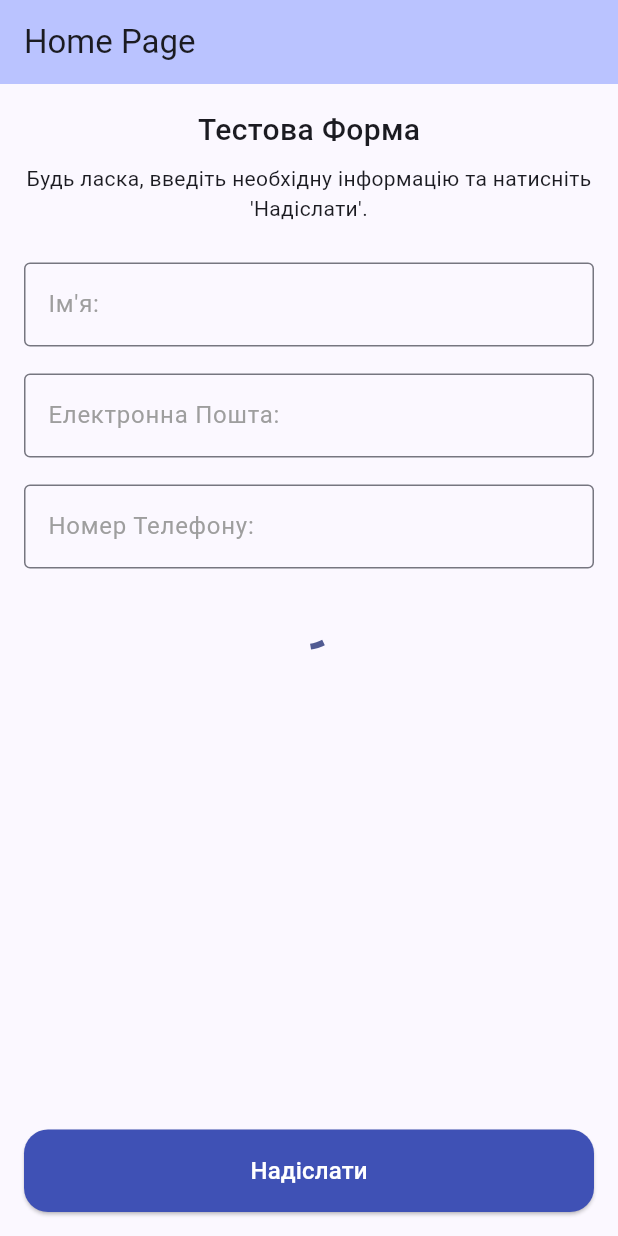
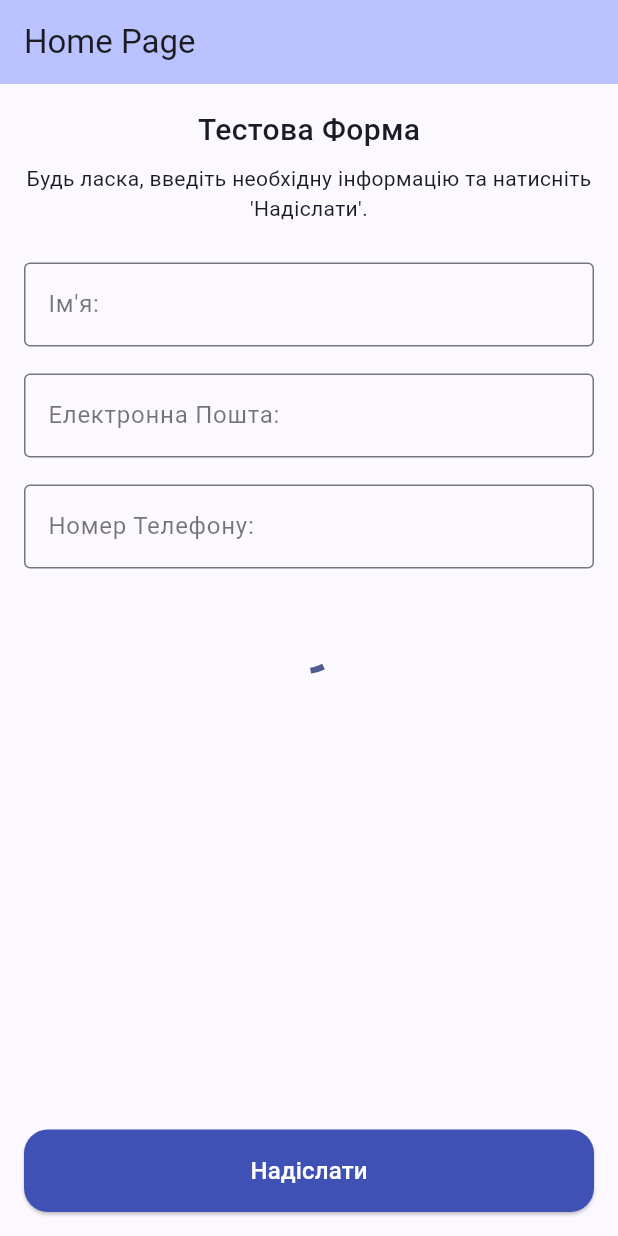
Before and after one commit to AlexEduV/hotline_form_flutter_test, a Flutter app: the screen it shows after launch, on a phone screen of 412 x 824 dp. Run offline on Flutter 3.47's test engine with Material 3 defaults, Android fonts, the phone set to English and light mode, and no system bars; our stand-ins replace gap.

Commit message:
minor changes;

```diff
--- a/hotline_form_test/lib/presentation/pages/home_page/home_page.dart
+++ b/hotline_form_test/lib/presentation/pages/home_page/home_page.dart
@@ -68,7 +68,7 @@ class _MyHomePageState extends State<MyHomePage> {
                   controller: phoneNumberController,
               ),
 
-              Gap(16.0),
+              Gap(32.0),
 
               CircularProgressIndicator(),
 
--- a/hotline_form_test/lib/presentation/pages/home_page/widgets/form_input_field.dart
+++ b/hotline_form_test/lib/presentation/pages/home_page/widgets/form_input_field.dart
@@ -30,7 +30,7 @@ class FormInputField extends StatelessWidget {
           label: Text(
             hintText,
             style: TextStyle(
-              color: Colors.grey,
+              color: Colors.black54,
             ),
           ),
           counterText: "",
```
